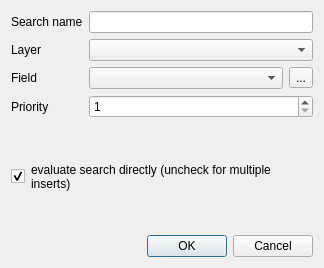
This is ui/ui_projectsearch.ui in 3nids/quickfinder as Qt 5 draws it before an edit. The edited form follows.
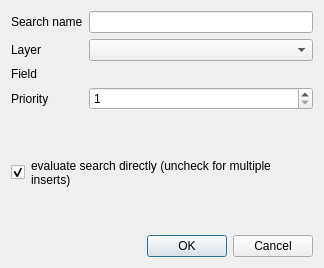
This is the edited form. Icons and pictures are not drawn. Custom widgets are drawn as their Qt base class.

What changed in the file:
```diff
--- a/ui/ui_projectsearch.ui
+++ b/ui/ui_projectsearch.ui
@@ -57,46 +57,6 @@
      </property>
     </widget>
    </item>
-   <item row="4" column="1">
-    <layout class="QHBoxLayout" name="fieldNameLayout">
-     <item>
-      <widget class="QgsFieldComboBox" name="fieldCombo">
-       <property name="enabled">
-        <bool>true</bool>
-       </property>
-       <property name="sizePolicy">
-        <sizepolicy hsizetype="MinimumExpanding" vsizetype="Fixed">
-         <horstretch>0</horstretch>
-         <verstretch>0</verstretch>
-        </sizepolicy>
-       </property>
-       <property name="sizeAdjustPolicy">
-        <enum>QComboBox::AdjustToContents</enum>
-       </property>
-      </widget>
-     </item>
-     <item>
-      <widget class="QgsExpressionButton" name="expressionButton">
-       <property name="enabled">
-        <bool>true</bool>
-       </property>
-       <property name="sizePolicy">
-        <sizepolicy hsizetype="Maximum" vsizetype="Fixed">
-         <horstretch>0</horstretch>
-         <verstretch>0</verstretch>
-        </sizepolicy>
-       </property>
-       <property name="text">
-        <string>...</string>
-       </property>
-       <property name="icon">
-        <iconset resource="../resources.qrc">
-         <normaloff>:/plugins/quickfinder/icons/expression.svg</normaloff>:/plugins/quickfinder/icons/expression.svg</iconset>
-       </property>
-      </widget>
-     </item>
-    </layout>
-   </item>
    <item row="6" column="0">
     <widget class="QLabel" name="label_2">
      <property name="text">
@@ -157,6 +117,9 @@
      </property>
     </widget>
    </item>
+   <item row="4" column="1">
+    <widget class="QgsFieldExpressionWidget" name="fieldExpressionWidget" native="true"/>
+   </item>
   </layout>
  </widget>
  <customwidgets>
@@ -166,14 +129,10 @@
    <header>qgis.gui</header>
   </customwidget>
   <customwidget>
-   <class>QgsFieldComboBox</class>
-   <extends>QComboBox</extends>
-   <header>qgis.gui</header>
-  </customwidget>
-  <customwidget>
-   <class>QgsExpressionButton</class>
-   <extends>QToolButton</extends>
-   <header>qgis.gui</header>
+   <class>QgsFieldExpressionWidget</class>
+   <extends>QWidget</extends>
+   <header location="global">qgis.gui</header>
+   <container>1</container>
   </customwidget>
  </customwidgets>
  <resources>
```
